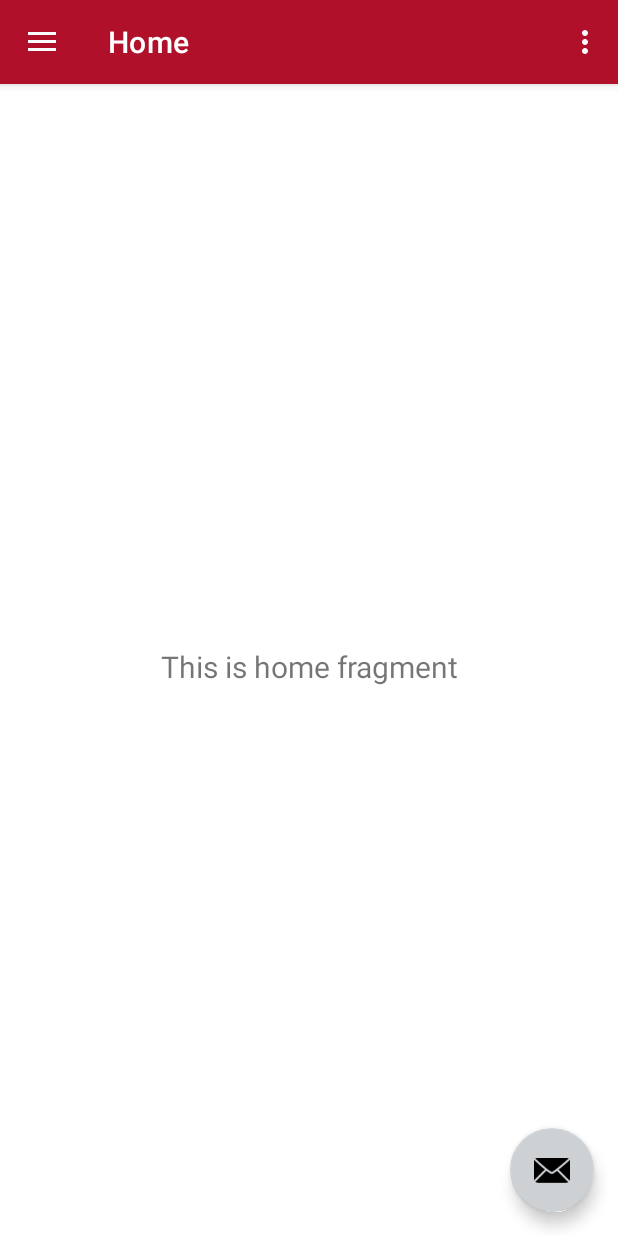
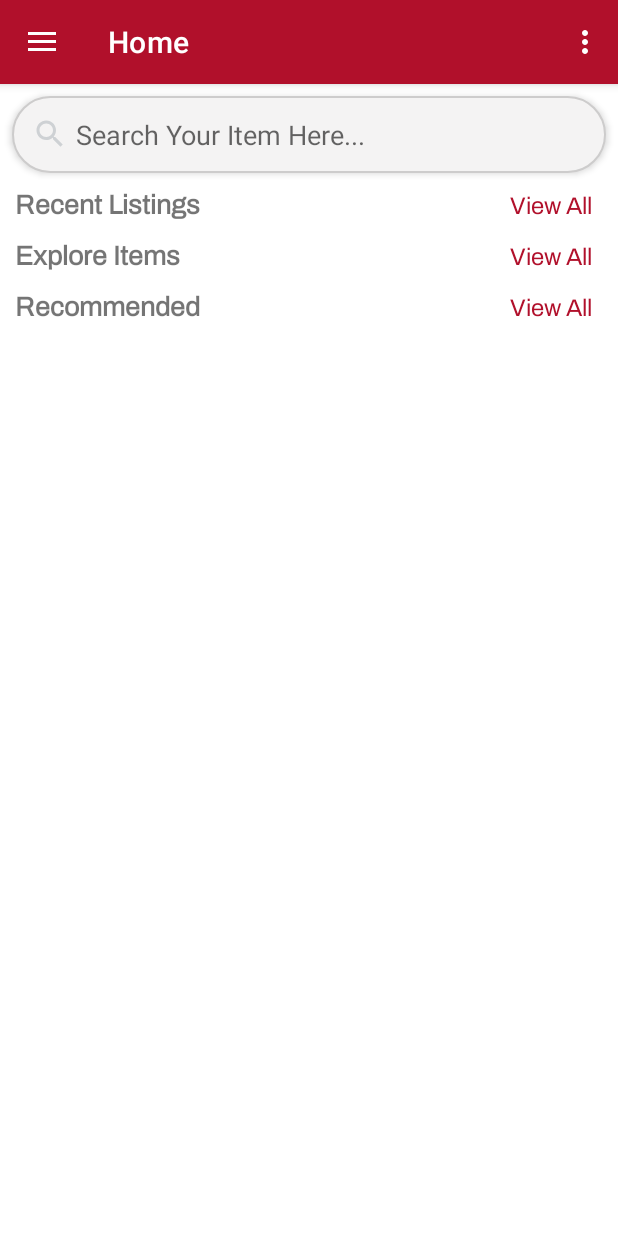
Before and after one commit to CSCI150-LAB01/UniSell, an Android app: the screen it shows after launch (MainActivity), on a phone screen of 412 x 824 dp. Run offline under Robolectric (Android 15) with nearby library versions, the phone set to English and light mode, and no system bars; our stand-ins replace navigation-ui; Roboto replaces fonts that are not available here.

```diff
--- a/UniSellApplication/app/src/main/java/com/example/unisellapplication/activities/MainActivity.java
+++ b/UniSellApplication/app/src/main/java/com/example/unisellapplication/activities/MainActivity.java
@@ -30,13 +30,7 @@ public class MainActivity extends AppCompatActivity {
         setContentView(binding.getRoot());
 
         setSupportActionBar(binding.appBarMain.toolbar);
-        binding.appBarMain.fab.setOnClickListener(new View.OnClickListener() {
-            @Override
-            public void onClick(View view) {
-                Snackbar.make(view, "Replace with your own action", Snackbar.LENGTH_LONG)
-                        .setAction("Action", null).show();
-            }
-        });
+
         DrawerLayout drawer = binding.drawerLayout;
         NavigationView navigationView = binding.navView;
         // Passing each menu ID as a set of Ids because each
--- a/UniSellApplication/app/src/main/java/com/example/unisellapplication/ui/home/HomeFragment.java
+++ b/UniSellApplication/app/src/main/java/com/example/unisellapplication/ui/home/HomeFragment.java
@@ -10,28 +10,19 @@ import androidx.annotation.NonNull;
 import androidx.fragment.app.Fragment;
 import androidx.lifecycle.ViewModelProvider;
 
+import com.example.unisellapplication.R;
 import com.example.unisellapplication.databinding.FragmentHomeBinding;
 
 public class HomeFragment extends Fragment {
 
-    private FragmentHomeBinding binding;
+
 
     public View onCreateView(@NonNull LayoutInflater inflater,
                              ViewGroup container, Bundle savedInstanceState) {
-        HomeViewModel homeViewModel =
-                new ViewModelProvider(this).get(HomeViewModel.class);
 
-        binding = FragmentHomeBinding.inflate(inflater, container, false);
-        View root = binding.getRoot();
-
-        final TextView textView = binding.textHome;
-        homeViewModel.getText().observe(getViewLifecycleOwner(), textView::setText);
+        View root = inflater.inflate(R.layout.fragment_home, container, false);
         return root;
     }
 
-    @Override
-    public void onDestroyView() {
-        super.onDestroyView();
-        binding = null;
-    }
+
 }
--- a/UniSellApplication/app/src/main/java/com/example/unisellapplication/ui/home/HomeViewModel.java
+++ /dev/null
@@ -1,19 +0,0 @@
-package com.example.unisellapplication.ui.home;
-
-import androidx.lifecycle.LiveData;
-import androidx.lifecycle.MutableLiveData;
-import androidx.lifecycle.ViewModel;
-
-public class HomeViewModel extends ViewModel {
-
-    private final MutableLiveData<String> mText;
-
-    public HomeViewModel() {
-        mText = new MutableLiveData<>();
-        mText.setValue("This is home fragment");
-    }
-
-    public LiveData<String> getText() {
-        return mText;
-    }
-}
--- a/UniSellApplication/app/src/main/res/drawable/ic_baseline_search_24.xml
+++ b/UniSellApplication/app/src/main/res/drawable/ic_baseline_search_24.xml
@@ -1,4 +1,4 @@
-<vector android:height="24dp" android:tint="#52ED55"
+<vector android:height="24dp" android:tint="@color/grey_cool"
     android:viewportHeight="24" android:viewportWidth="24"
     android:width="24dp" xmlns:android="http://schemas.android.com/apk/res/android">
     <path android:fillColor="@android:color/white" android:pathData="M15.5,14h-0.79l-0.28,-0.27C15.41,12.59 16,11.11 16,9.5 16,5.91 13.09,3 9.5,3S3,5.91 3,9.5 5.91,16 9.5,16c1.61,0 3.09,-0.59 4.23,-1.57l0.27,0.28v0.79l5,4.99L20.49,19l-4.99,-5zM9.5,14C7.01,14 5,11.99 5,9.5S7.01,5 9.5,5 14,7.01 14,9.5 11.99,14 9.5,14z"/>
--- /dev/null
+++ b/UniSellApplication/app/src/main/res/font/archivo.xml
@@ -0,0 +1,7 @@
+<?xml version="1.0" encoding="utf-8"?>
+<font-family xmlns:app="http://schemas.android.com/apk/res-auto"
+        app:fontProviderAuthority="com.google.android.gms.fonts"
+        app:fontProviderPackage="com.google.android.gms"
+        app:fontProviderQuery="Archivo"
+        app:fontProviderCerts="@array/com_google_android_gms_fonts_certs">
+</font-family>
--- a/UniSellApplication/app/src/main/res/layout/app_bar_main.xml
+++ b/UniSellApplication/app/src/main/res/layout/app_bar_main.xml
@@ -22,13 +22,6 @@
 
     <include layout="@layout/content_main" />
 
-    <com.google.android.material.floatingactionbutton.FloatingActionButton
-        android:id="@+id/fab"
-        android:layout_width="wrap_content"
-        android:layout_height="wrap_content"
-        android:layout_gravity="bottom|end"
-        android:layout_marginEnd="@dimen/fab_margin"
-        android:layout_marginBottom="16dp"
-        app:srcCompat="@android:drawable/ic_dialog_email" />
+
 
 </androidx.coordinatorlayout.widget.CoordinatorLayout>
--- a/UniSellApplication/app/src/main/res/layout/fragment_category.xml
+++ b/UniSellApplication/app/src/main/res/layout/fragment_category.xml
@@ -6,4 +6,9 @@
     android:layout_height="match_parent"
     tools:context=".ui.category.CategoryFragment">
 
+    <TextView
+        android:layout_width="match_parent"
+        android:layout_height="match_parent"
+        android:text="Category"/>
+
 </androidx.constraintlayout.widget.ConstraintLayout>
--- a/UniSellApplication/app/src/main/res/layout/fragment_home.xml
+++ b/UniSellApplication/app/src/main/res/layout/fragment_home.xml
@@ -1,22 +1,139 @@
 <?xml version="1.0" encoding="utf-8"?>
-<androidx.constraintlayout.widget.ConstraintLayout xmlns:android="http://schemas.android.com/apk/res/android"
+<ScrollView xmlns:android="http://schemas.android.com/apk/res/android"
     xmlns:app="http://schemas.android.com/apk/res-auto"
     xmlns:tools="http://schemas.android.com/tools"
     android:layout_width="match_parent"
     android:layout_height="match_parent"
+    android:background="@color/white"
     tools:context=".ui.home.HomeFragment">
 
-    <TextView
-        android:id="@+id/text_home"
+    <LinearLayout
         android:layout_width="match_parent"
         android:layout_height="wrap_content"
-        android:layout_marginStart="8dp"
-        android:layout_marginTop="8dp"
-        android:layout_marginEnd="8dp"
-        android:textAlignment="center"
-        android:textSize="20sp"
-        app:layout_constraintBottom_toBottomOf="parent"
-        app:layout_constraintEnd_toEndOf="parent"
-        app:layout_constraintStart_toStartOf="parent"
-        app:layout_constraintTop_toTopOf="parent" />
-</androidx.constraintlayout.widget.ConstraintLayout>
+        android:orientation="vertical">
+
+        <EditText
+            android:elevation="3dp"
+            android:id="@+id/search_box"
+            android:layout_width="match_parent"
+            android:layout_height="wrap_content"
+            android:layout_margin="8dp"
+            android:drawableLeft="@drawable/ic_baseline_search_24"
+            android:background="@drawable/search_gb"
+            android:padding="13dp"
+            android:hint="Search Your Item Here..."
+            android:drawablePadding="5dp"/>
+        <LinearLayout
+            android:layout_marginLeft="10dp"
+            android:layout_marginRight="10dp"
+            android:layout_width="match_parent"
+            android:layout_height="wrap_content"
+            android:orientation="horizontal"
+            android:weightSum="2">
+
+            <TextView
+                android:layout_width="match_parent"
+                android:layout_height="wrap_content"
+                android:layout_weight="1"
+                android:fontFamily="@font/archivo"
+                android:text="Recent Listings"
+                android:textSize="18sp"
+                android:textStyle="bold" />
+
+            <TextView
+                android:id="@+id/view_all_recent"
+                android:layout_width="match_parent"
+                android:layout_height="wrap_content"
+                android:fontFamily="@font/archivo"
+                android:layout_weight="1"
+                android:text="View All"
+                android:gravity="end"
+                android:layout_marginRight="7dp"
+                android:textSize="16sp"
+                android:textColor="@color/red_186"/>
+
+        </LinearLayout>
+
+        <androidx.recyclerview.widget.RecyclerView
+            android:layout_width="match_parent"
+            android:layout_height="wrap_content"
+            android:layout_margin="5dp"
+            android:id="@+id/recent_rec"/>
+
+        <LinearLayout
+            android:layout_marginLeft="10dp"
+            android:layout_marginRight="10dp"
+            android:layout_width="match_parent"
+            android:layout_height="wrap_content"
+            android:orientation="horizontal"
+            android:weightSum="2">
+
+            <TextView
+                android:layout_width="match_parent"
+                android:layout_height="wrap_content"
+                android:layout_weight="1"
+                android:fontFamily="@font/archivo"
+                android:text="Explore Items"
+                android:textSize="18sp"
+                android:textStyle="bold" />
+
+            <TextView
+                android:id="@+id/view_all_explore"
+                android:layout_width="match_parent"
+                android:layout_height="wrap_content"
+                android:fontFamily="@font/archivo"
+                android:layout_weight="1"
+                android:text="View All"
+                android:gravity="end"
+                android:layout_marginRight="7dp"
+                android:textSize="16sp"
+                android:textColor="@color/red_186"/>
+
+        </LinearLayout>
+
+        <androidx.recyclerview.widget.RecyclerView
+            android:layout_width="match_parent"
+            android:layout_height="wrap_content"
+            android:layout_margin="5dp"
+            android:id="@+id/explore_rec"/>
+
+        <LinearLayout
+            android:layout_marginLeft="10dp"
+            android:layout_marginRight="10dp"
+            android:layout_width="match_parent"
+            android:layout_height="wrap_content"
+            android:orientation="horizontal"
+            android:weightSum="2">
+
+            <TextView
+                android:layout_width="match_parent"
+                android:layout_height="wrap_content"
+                android:layout_weight="1"
+                android:fontFamily="@font/archivo"
+                android:text="Recommended"
+                android:textSize="18sp"
+                android:textStyle="bold" />
+
+            <TextView
+                android:id="@+id/view_all_recommended"
+                android:layout_width="match_parent"
+                android:layout_height="wrap_content"
+                android:fontFamily="@font/archivo"
+                android:layout_weight="1"
+                android:text="View All"
+                android:gravity="end"
+                android:layout_marginRight="7dp"
+                android:textSize="16sp"
+                android:textColor="@color/red_186"/>
+
+        </LinearLayout>
+
+        <androidx.recyclerview.widget.RecyclerView
+            android:layout_width="match_parent"
+            android:layout_height="wrap_content"
+            android:layout_margin="5dp"
+            android:id="@+id/recommended_rec"/>
+
+
+    </LinearLayout>
+</ScrollView>
--- a/UniSellApplication/app/src/main/res/layout/fragment_profile.xml
+++ b/UniSellApplication/app/src/main/res/layout/fragment_profile.xml
@@ -6,4 +6,9 @@
     android:layout_height="match_parent"
     tools:context=".ui.profile.ProfileFragment">
 
+    <TextView
+        android:layout_width="match_parent"
+        android:layout_height="match_parent"
+        android:text="Profile" />
+
 </androidx.constraintlayout.widget.ConstraintLayout>
--- a/UniSellApplication/app/src/main/res/layout/nav_header_main.xml
+++ b/UniSellApplication/app/src/main/res/layout/nav_header_main.xml
@@ -3,7 +3,7 @@
     xmlns:app="http://schemas.android.com/apk/res-auto"
     android:layout_width="match_parent"
     android:layout_height="@dimen/nav_header_height"
-    android:background="@drawable/side_nav_bar"
+    android:background="@color/blue_2767"
     android:gravity="bottom"
     android:orientation="vertical"
     android:paddingLeft="@dimen/activity_horizontal_margin"
--- a/UniSellApplication/app/src/main/res/menu/activity_main_drawer.xml
+++ b/UniSellApplication/app/src/main/res/menu/activity_main_drawer.xml
@@ -6,11 +6,11 @@
     <group android:checkableBehavior="single">
         <item
             android:id="@+id/nav_home"
-            android:icon="@drawable/ic_menu_camera"
+            android:icon="@drawable/ic_menuhome"
             android:title="@string/menu_home" />
         <item
             android:id="@+id/nav_profile"
-            android:icon="@drawable/ic_menu_gallery"
+            android:icon="@drawable/menu_person"
             android:title="@string/profile" />
         <item
             android:id="@+id/nav_category"
--- a/UniSellApplication/app/src/main/res/values/preloaded_fonts.xml
+++ b/UniSellApplication/app/src/main/res/values/preloaded_fonts.xml
@@ -1,6 +1,7 @@
 <?xml version="1.0" encoding="utf-8"?>
 <resources>
     <array name="preloaded_fonts" translatable="false">
+        <item>@font/archivo</item>
         <item>@font/candal</item>
     </array>
 </resources>
--- a/UniSellApplication/app/src/main/res/values/strings.xml
+++ b/UniSellApplication/app/src/main/res/values/strings.xml
@@ -16,4 +16,5 @@
     <string name="hello_blank_fragment">Hello blank fragment</string>
     <string name="make_listing">Make Listing</string>
     <string name="favorites">Favorites</string>
+    <string name="home">Home</string>
 </resources>
```
